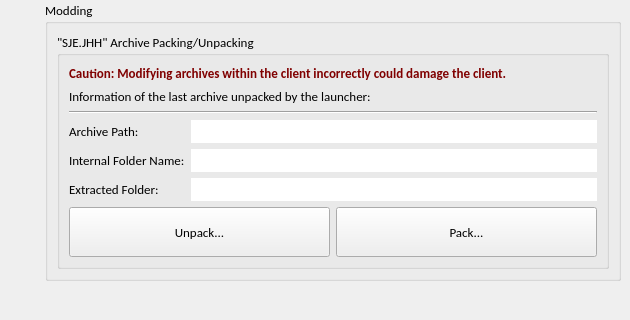
The window that TOPLauncher/SettingsWidget.ui (BSoD-Ultimate/TOPLauncher) describes before a commit, drawn with Qt 5; both pictures show x 0 to 630 and y 748 to 1068 of the 630 by 1068 pixel window.
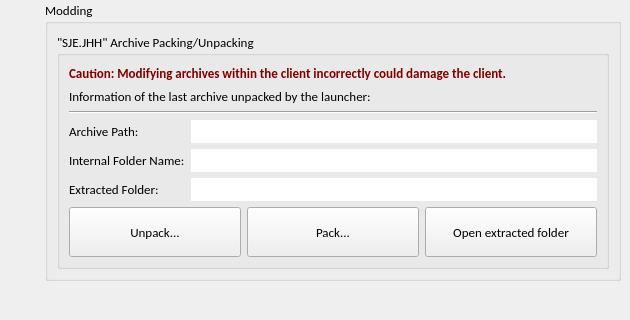
The same window after the commit. Icons and pictures are not drawn.

Commit message: Add "Open extracted folder" button.

What changed in the file:
```diff
--- a/TOPLauncher/SettingsWidget.ui
+++ b/TOPLauncher/SettingsWidget.ui
@@ -1131,6 +1131,19 @@
                  </property>
                 </widget>
                </item>
+               <item>
+                <widget class="QPushButton" name="btnOpenExtractedFolder">
+                 <property name="minimumSize">
+                  <size>
+                   <width>0</width>
+                   <height>50</height>
+                  </size>
+                 </property>
+                 <property name="text">
+                  <string>Open extracted folder</string>
+                 </property>
+                </widget>
+               </item>
               </layout>
              </item>
             </layout>
```
The commit also changes 5 other files.
